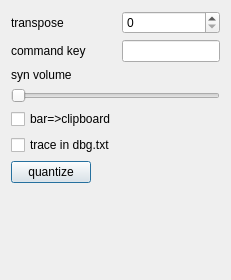
Old version of the form pcheetah/rc/dlgcfg.ui in the repository Stephen-Hazel/PianoCheetah.
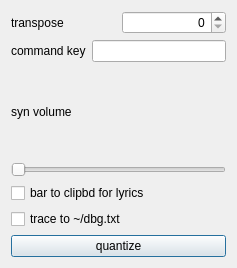
New version of the form.

What changed in the file:
```diff
--- a/pcheetah/rc/dlgcfg.ui
+++ b/pcheetah/rc/dlgcfg.ui
@@ -6,69 +6,95 @@
    <rect>
     <x>0</x>
     <y>0</y>
-    <width>231</width>
-    <height>280</height>
+    <width>237</width>
+    <height>268</height>
    </rect>
   </property>
   <property name="windowTitle">
    <string>Settings</string>
   </property>
-  <layout class="QFormLayout" name="formLayout">
-   <item row="0" column="0">
+  <layout class="QVBoxLayout" name="v2">
+   <item>
+    <layout class="QHBoxLayout" name="h1">
+     <item>
     <widget class="QLabel" name="lTran">
      <property name="text">
       <string>transpose</string>
      </property>
     </widget>
    </item>
-   <item row="0" column="1">
-    <widget class="QSpinBox" name="tran"/>
-   </item>
-   <item row="1" column="0">
+     <item>
+      <widget class="QSpinBox" name="tran">
+       <property name="alignment">
+        <set>Qt::AlignRight|Qt::AlignTrailing|Qt::AlignVCenter</set>
+       </property>
+      </widget>
+     </item>
+    </layout>
+   </item>
+   <item>
+    <layout class="QHBoxLayout" name="h2">
+     <item>
     <widget class="QLabel" name="lCmdKey">
      <property name="text">
       <string>command key</string>
      </property>
     </widget>
    </item>
-   <item row="1" column="1">
-    <widget class="QLineEdit" name="cmdKey"/>
-   </item>
-   <item row="4" column="0">
+     <item>
+      <widget class="QLineEdit" name="cmdKey">
+       <property name="alignment">
+        <set>Qt::AlignRight|Qt::AlignTrailing|Qt::AlignVCenter</set>
+       </property>
+      </widget>
+     </item>
+    </layout>
+   </item>
+   <item>
+    <layout class="QVBoxLayout" name="v1">
+     <item>
+      <widget class="QLabel" name="lSVol">
+       <property name="text">
+        <string>syn volume</string>
+       </property>
+      </widget>
+     </item>
+     <item>
+      <widget class="QSlider" name="sVol">
+       <property name="orientation">
+        <enum>Qt::Horizontal</enum>
+       </property>
+      </widget>
+     </item>
+    </layout>
+   </item>
+   <item>
     <widget class="QCheckBox" name="barCl">
      <property name="text">
-      <string>bar=&gt;clipboard</string>
+      <string>bar to clipbd for lyrics</string>
      </property>
     </widget>
    </item>
-   <item row="5" column="0">
+   <item>
     <widget class="QCheckBox" name="trc">
      <property name="text">
-      <string>trace in dbg.txt</string>
+      <string>trace to ~/dbg.txt</string>
      </property>
     </widget>
    </item>
-   <item row="6" column="0">
+   <item>
     <widget class="QPushButton" name="quan">
+     <property name="maximumSize">
+      <size>
+       <width>16777215</width>
+       <height>16777215</height>
+      </size>
+     </property>
      <property name="text">
       <string>quantize</string>
      </property>
     </widget>
    </item>
-   <item row="3" column="0" colspan="2">
-    <widget class="QSlider" name="sVol">
-     <property name="orientation">
-      <enum>Qt::Horizontal</enum>
-     </property>
-    </widget>
-   </item>
-   <item row="2" column="0">
-    <widget class="QLabel" name="lSVol">
-     <property name="text">
-      <string>syn volume</string>
-     </property>
-    </widget>
-   </item>
   </layout>
  </widget>
  <resources/>
```
Lines whose indentation alone changed are shown as unchanged.
